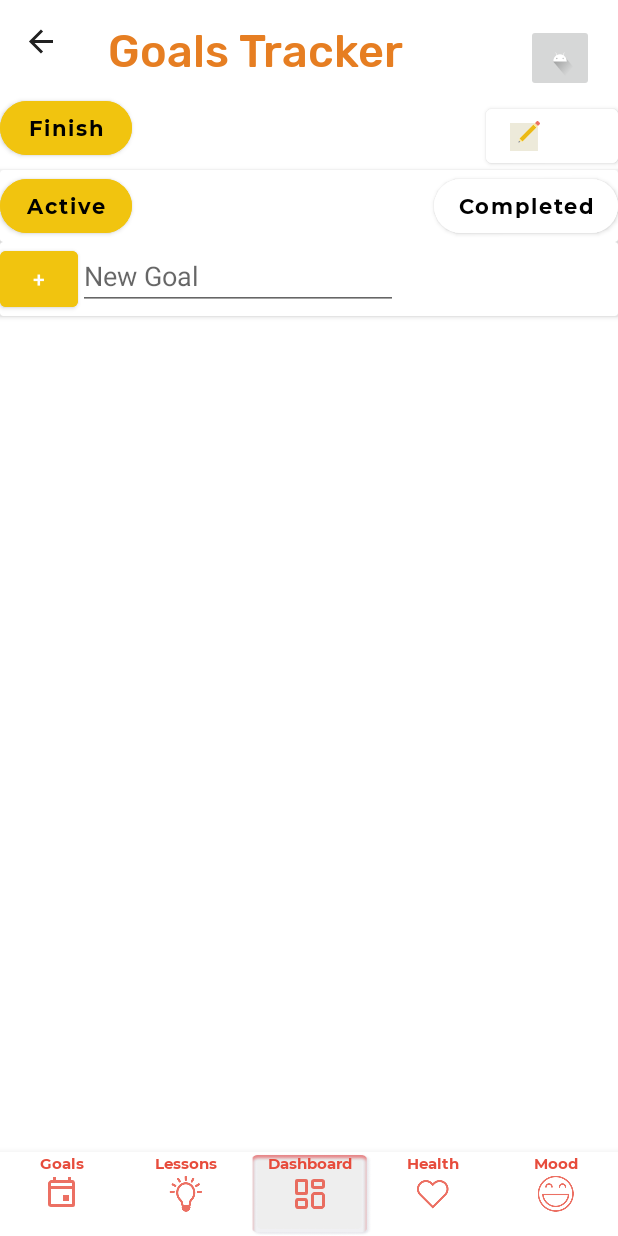
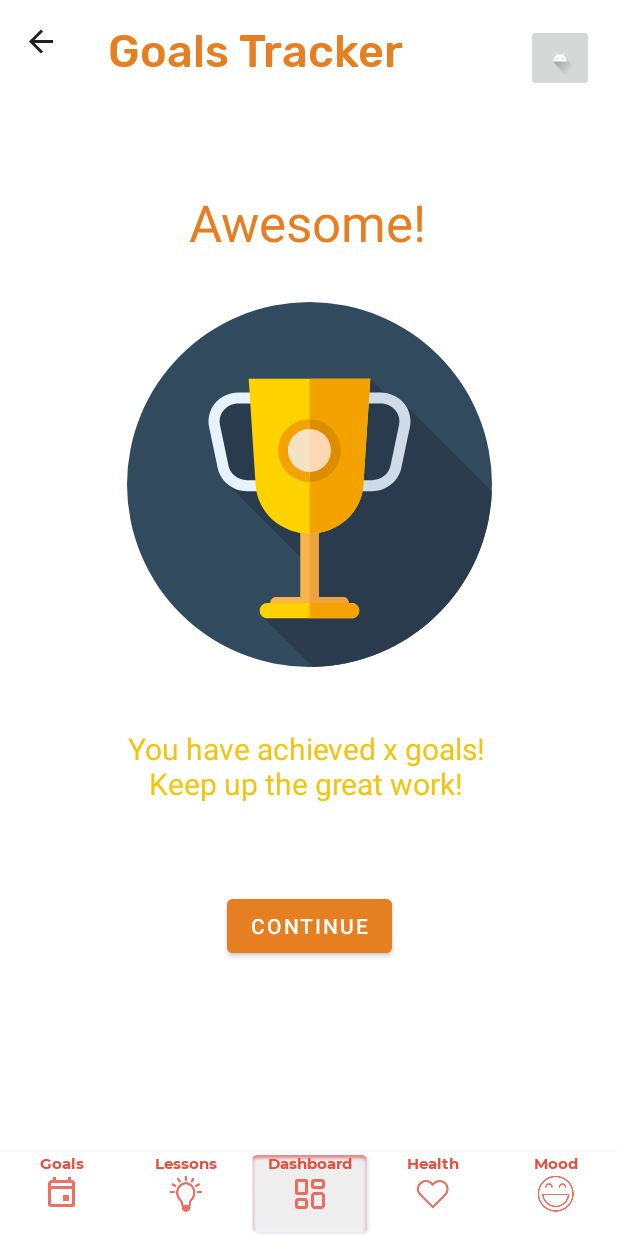
Before and after one commit to brandontan99/Self-Enrichment_App, an Android app: the GoalsMilestoneFragment screen opened through its navigation route, on a phone screen of 412 x 824 dp. Run offline under Robolectric (Android 15) with nearby library versions, the phone set to English and light mode, and no system bars; our stand-ins replace navigation-ui; plain views replace NeumorphCardView; 1 statement that could not run was skipped.

Commit message:
Goals Tracker UI Fix

```diff
--- a/app/src/main/java/com/example/self_enrichment_app/view/goals/CompletedGoalsAdapter.java
+++ /dev/null
@@ -1,4 +0,0 @@
-package com.example.self_enrichment_app.view.goals;
-
-public class CompletedGoalsAdapter {
-}
--- a/app/src/main/java/com/example/self_enrichment_app/view/goals/GoalsMilestoneFragment.java
+++ b/app/src/main/java/com/example/self_enrichment_app/view/goals/GoalsMilestoneFragment.java
@@ -39,21 +39,21 @@ public class GoalsMilestoneFragment extends Fragment {
                              Bundle savedInstanceState) {
         ((MainActivity)getActivity()).setToolbarTitle(R.string.title_goals);
         // Inflate the layout for this fragment
-        return inflater.inflate(R.layout.fragment_goals, container, false);
+        return inflater.inflate(R.layout.fragment_goals_milestone, container, false);
     }
 
     @Override
     public void onViewCreated(@NonNull View view, @Nullable Bundle savedInstanceState) {
-        Log.d("Test","test");
-        /*navController = Navigation.findNavController(view);
+
+        navController = Navigation.findNavController(view);
         Button btnGoalsAchieved=view.findViewById(R.id.btnGoalsAchieved);
         TextView TVGoalsAchieved=view.findViewById(R.id.TVGoalsAchieved);
-        //TVGoalsAchieved.setText(TVGoalsAchieved.getText().toString().replace("x",numGoals));
+        TVGoalsAchieved.setText(TVGoalsAchieved.getText().toString().replace("x",numGoals));
         btnGoalsAchieved.setOnClickListener(new View.OnClickListener() {
             @Override
             public void onClick(View v) {
-                //navController.navigate(R.id.action_destGoals_self);
+                navController.navigate(R.id.action_destGoalsMilestoneFragment_to_destGoals);
             }
-        });*/
+        });
     }
 }
--- a/app/src/main/res/layout/cardview_maingoals_goalstracker.xml
+++ b/app/src/main/res/layout/cardview_maingoals_goalstracker.xml
@@ -3,7 +3,8 @@
     xmlns:app="http://schemas.android.com/apk/res-auto"
     xmlns:tools="http://schemas.android.com/tools"
     android:layout_width="match_parent"
-    android:layout_height="match_parent">
+    android:layout_height="wrap_content"
+    android:paddingBottom="30dp">
 
     <Button
         android:id="@+id/btnDeleteMainGoal"
--- a/app/src/main/res/layout/fragment_goals.xml
+++ b/app/src/main/res/layout/fragment_goals.xml
@@ -3,7 +3,7 @@
     xmlns:app="http://schemas.android.com/apk/res-auto"
     xmlns:tools="http://schemas.android.com/tools"
     android:layout_width="match_parent"
-    android:layout_height="match_parent"
+    android:layout_height="wrap_content"
     tools:context="com.example.self_enrichment_app.view.goals.GoalsFragment">
 
     <!-- TODO: Update blank fragment layout -->
@@ -125,6 +125,7 @@
         android:id="@+id/rvGoals"
         android:layout_width="415dp"
         android:layout_height="wrap_content"
+        android:paddingBottom="200dp"
         app:layout_constraintEnd_toEndOf="parent"
         app:layout_constraintHorizontal_bias="0.0"
         app:layout_constraintStart_toStartOf="parent"
--- a/app/src/main/res/layout/fragment_goals_milestone.xml
+++ b/app/src/main/res/layout/fragment_goals_milestone.xml
@@ -10,7 +10,7 @@
         android:id="@+id/TVAwesome"
         android:layout_width="wrap_content"
         android:layout_height="wrap_content"
-        android:layout_marginTop="128dp"
+        android:layout_marginTop="64dp"
         android:text="Awesome!"
         android:textAlignment="textStart"
         android:textColor="@color/orange"
@@ -20,25 +20,11 @@
         app:layout_constraintStart_toStartOf="parent"
         app:layout_constraintTop_toTopOf="parent" />
 
-    <TextView
-        android:id="@+id/TVGoalsAchieved"
-        android:layout_width="wrap_content"
-        android:layout_height="wrap_content"
-        android:layout_marginTop="488dp"
-        android:text="You have achieved x goals!\nKeep up the great work!"
-        android:textAlignment="center"
-        android:textColor="@color/yellow"
-        android:textSize="20sp"
-        app:layout_constraintEnd_toEndOf="parent"
-        app:layout_constraintHorizontal_bias="0.496"
-        app:layout_constraintStart_toStartOf="parent"
-        app:layout_constraintTop_toTopOf="parent" />
-
     <ImageView
         android:id="@+id/IVTrophy"
         android:layout_width="259dp"
         android:layout_height="243dp"
-        android:layout_marginTop="204dp"
+        android:layout_marginTop="140dp"
         android:src="@drawable/ic_trophy_svgrepo_com"
         app:layout_constraintEnd_toEndOf="parent"
         app:layout_constraintStart_toStartOf="parent"
@@ -48,10 +34,25 @@
         android:id="@+id/btnGoalsAchieved"
         android:layout_width="wrap_content"
         android:layout_height="wrap_content"
-        android:layout_marginTop="596dp"
+        android:layout_marginTop="532dp"
         android:backgroundTint="@color/orange"
         android:text="Continue"
         app:layout_constraintEnd_toEndOf="parent"
         app:layout_constraintStart_toStartOf="parent"
         app:layout_constraintTop_toTopOf="parent" />
+
+    <TextView
+        android:id="@+id/TVGoalsAchieved"
+        android:layout_width="wrap_content"
+        android:layout_height="wrap_content"
+        android:layout_marginTop="424dp"
+        android:text="You have achieved x goals!\nKeep up the great work!"
+        android:textAlignment="center"
+        android:textColor="@color/yellow"
+        android:textSize="20sp"
+        app:layout_constraintEnd_toEndOf="parent"
+        app:layout_constraintHorizontal_bias="0.489"
+        app:layout_constraintStart_toStartOf="parent"
+        app:layout_constraintTop_toTopOf="parent" />
+
 </androidx.constraintlayout.widget.ConstraintLayout>
--- a/app/src/main/res/navigation/mobile_navigation.xml
+++ b/app/src/main/res/navigation/mobile_navigation.xml
@@ -29,9 +29,8 @@
             app:destination="@id/destGoals"
             app:popUpTo="@id/destGoals" />
         <action
-            android:id="@+id/action_destGoals_to_goalsMilestoneFragment2"
-            app:destination="@id/destGoalsMilestoneFragment"
-            app:popUpTo="@id/destGoalsMilestoneFragment" />
+            android:id="@+id/action_destGoals_to_destGoalsMilestoneFragment"
+            app:destination="@id/destGoalsMilestoneFragment" />
     </fragment>
     <fragment
         android:id="@+id/destHealth"
@@ -47,6 +46,10 @@
         android:id="@+id/destGoalsMilestoneFragment"
         android:name="com.example.self_enrichment_app.view.goals.GoalsMilestoneFragment"
         android:label="fragment_goals_milestone"
-        tools:layout="@layout/fragment_goals_milestone" />
+        tools:layout="@layout/fragment_goals_milestone" >
+        <action
+            android:id="@+id/action_destGoalsMilestoneFragment_to_destGoals"
+            app:destination="@id/destGoals" />
+    </fragment>
 
 </navigation>
```
Also changed, not shown: app/src/main/java/com/example/self_enrichment_app/view/goals/GoalsFragment.java (+14 -7 lines), app/src/main/java/com/example/self_enrichment_app/view/goals/MainGoalsAdapter.java (+8 -7 lines).
